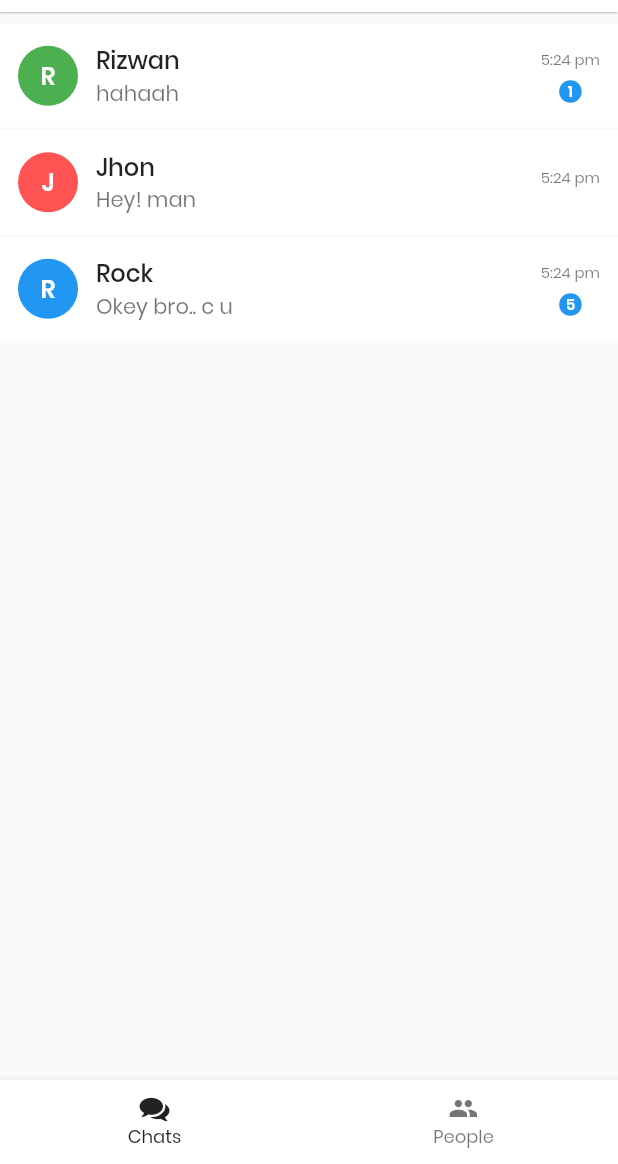
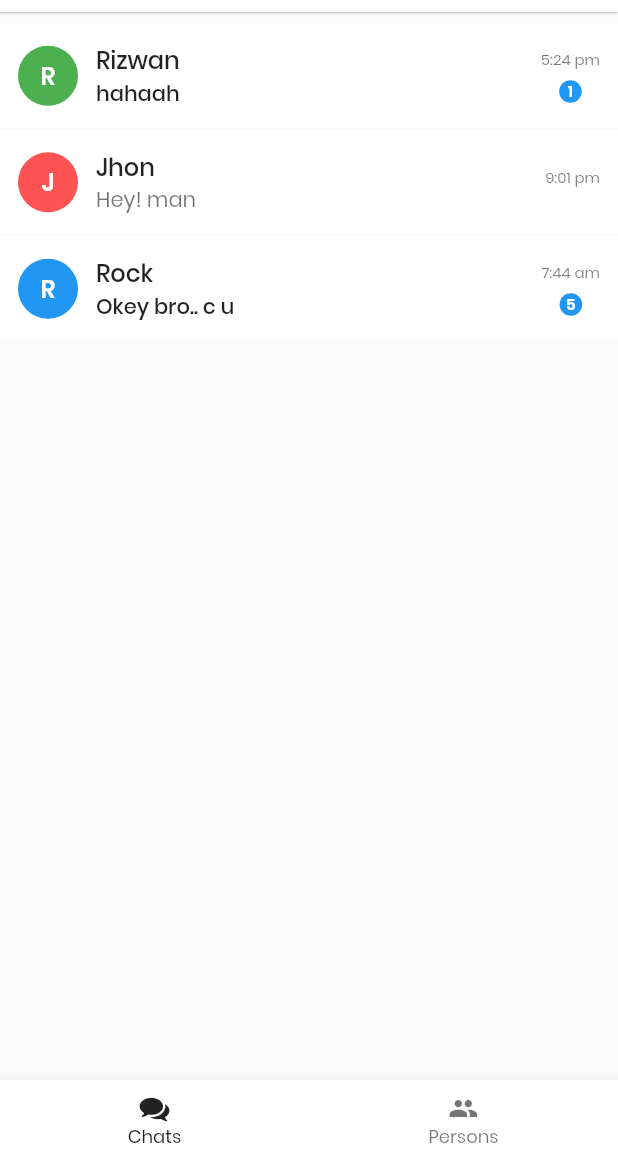
Before and after one commit to shmehdi01/Chatty, a Flutter app: the screen it shows after launch, on a phone screen of 412 x 824 dp, the part 72-1236 px from its top. Run offline on Flutter 3.47's test engine with Material 2 defaults, Android fonts, the phone set to English and light mode, and no system bars.

Commit message:
Refactor:chatty_home:update text of tab

```diff
--- a/lib/app_constant.dart
+++ b/lib/app_constant.dart
@@ -1,2 +1,8 @@
 const APP_NAME = 'Chatty';
 const IMAGE_PATH = 'assets/images/';
+
+class ChattyFont {
+  static const REGULAR = 'poppins_regular';
+  static const MEDIUM = 'poppins_medium';
+  static const SEMIBOLD = 'poppins_semibold';
+}
--- a/lib/chat_body.dart
+++ b/lib/chat_body.dart
@@ -1,4 +1,5 @@
 import 'package:flutter/material.dart';
+import 'app_constant.dart';
 
 class ChatBody extends StatelessWidget {
   @override
@@ -8,8 +9,8 @@ class ChatBody extends StatelessWidget {
         child: ListView(
           children: <Widget>[
             ChatTile("Rizwan","hahaah","5:24 pm", isRead: false, chatColor: Colors.green ,),
-            ChatTile("Jhon","Hey! man","5:24 pm", chatColor: Colors.redAccent,),
-            ChatTile("Rock","Okey bro.. c u","5:24 pm", isRead: false,unreadcound: 5,),
+            ChatTile("Jhon","Hey! man","9:01 pm", chatColor: Colors.redAccent,),
+            ChatTile("Rock","Okey bro.. c u","7:44 am", isRead: false,unreadcound: 5,),
 
           ],
         ));
@@ -39,7 +40,7 @@ class ChatTile extends StatelessWidget {
             child: Text(
               _name[0],
               style: TextStyle(
-                  fontFamily: 'poppins_semibold', color: Colors.white),
+                  fontFamily: ChattyFont.SEMIBOLD, color: Colors.white),
             ),
             backgroundColor: chatColor,
           ),
@@ -53,10 +54,13 @@ class ChatTile extends StatelessWidget {
                 Text(_name,
                     style: TextStyle(
                       fontSize: 16,
-                      fontFamily: 'poppins_medium')),
+                      fontFamily: ChattyFont.MEDIUM )),
                 Text(
                  _chat,
-                  style: TextStyle(fontSize: 14, color: Colors.black54),
+                  style: TextStyle(
+                    fontSize: 14,
+                    color: isRead ? Colors.black54 : Colors.black87,
+                    fontFamily: isRead ? ChattyFont.REGULAR : ChattyFont.MEDIUM),
                 )
               ],
             ),
@@ -73,7 +77,7 @@ class ChatTile extends StatelessWidget {
               if (!isRead)
                 Container(
                   child: Center(child: Text("$unreadcound",
-                   style: TextStyle(fontSize: 10, color: Colors.white, fontFamily: 'poppins_semibold'),)),
+                   style: TextStyle(fontSize: 10, color: Colors.white, fontFamily: ChattyFont.SEMIBOLD),)),
                   height: 15,
                   width: 15,
                   decoration:
--- a/lib/chatty_home.dart
+++ b/lib/chatty_home.dart
@@ -36,7 +36,7 @@ class _ChatHomeState extends State<ChatHome> {
       items: <BottomNavigationBarItem>[
         BottomNavigationBarItem(title: Text('Chats'), icon: Icon(ChattyIcons.chat)),
         BottomNavigationBarItem(
-            title: Text('People'), icon: Icon(ChattyIcons.people)),
+            title: Text('Persons'), icon: Icon(ChattyIcons.people)),
       ],
       currentIndex: _selectedIndex,
       selectedItemColor: Colors.black87,
```
